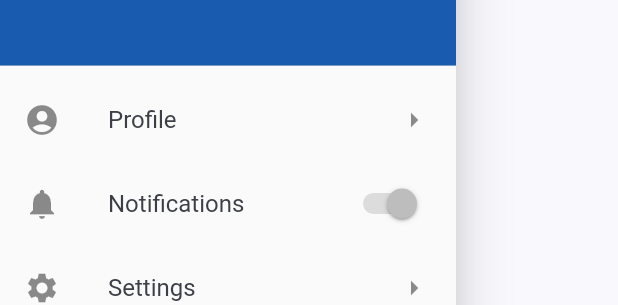
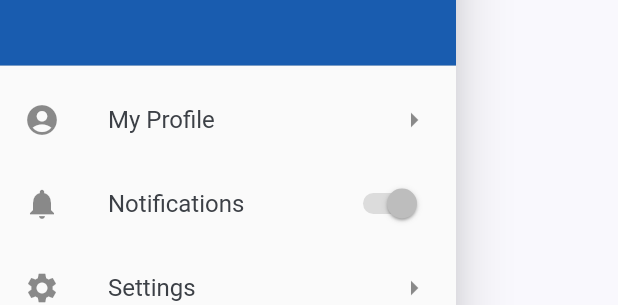
Before and after one commit to praneethr86/rentdiary, a Flutter app: the DrawerWidget widget shown alone on an empty page, opened directly, on a phone screen of 412 x 824 dp. Shown: the part 176-481 px from the top of the screen. Run offline on Flutter 3.47's test engine with Material 2 defaults, Android fonts, the phone set to English and light mode, and no system bars; our stand-ins replace pie_chart.

Commit message:
Edited profile to MyProfile in drawer

```diff
--- a/lib/components/drawer.dart
+++ b/lib/components/drawer.dart
@@ -29,7 +29,7 @@ class DrawerWidget extends StatelessWidget {
         ),
         ListTile(
           leading: Icon(Icons.account_circle),
-          title: Text('Profile'),
+          title: Text('My Profile'),
           onTap: () {
             Navigator.pop(context);
           },
```
